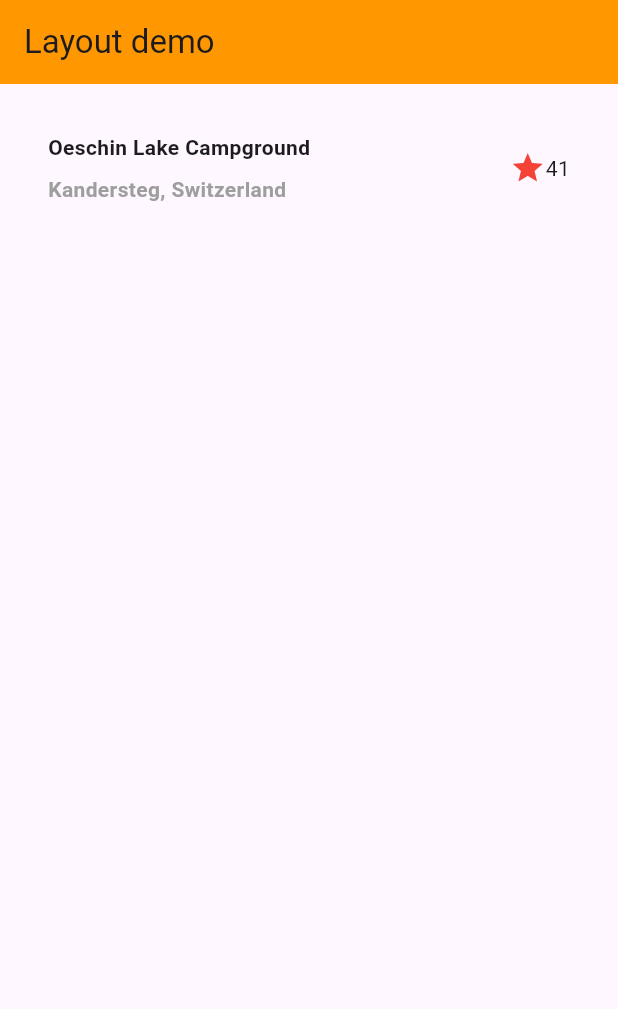
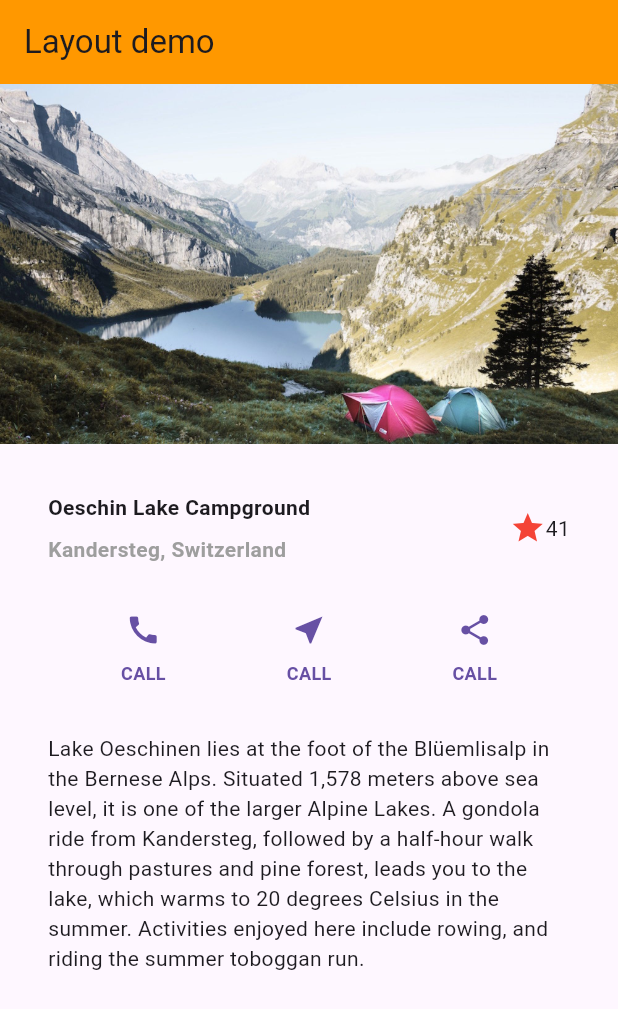
Before and after one commit to aSpring712/dart-flutter, a Flutter app: the screen it shows after launch, on a phone screen of 412 x 824 dp. Shown: the top 1009 px of the screen. Run offline on Flutter 3.47's test engine with Material 3 defaults, Android fonts, the phone set to English and light mode, and no system bars.

Commit message:
Flutter UI

```diff
--- a/flutter_class_03/lib/main.dart
+++ b/flutter_class_03/lib/main.dart
@@ -7,6 +7,23 @@ void main() {
 // 상태가 없는 위젯 정의
 class MyApp extends StatelessWidget {
   const MyApp({super.key});
+
+  // 반복되는 UI 함수 만들기 - 하단 버튼 섹션
+  // Column 위젯을 반환
+  Column _buildButtonColumn(Color color, IconData icon, String label) { // _ private, 매개변수로 색상, 아이콘, text 받아야 함
+    return Column(
+      children: [
+        Icon(icon, color: color,),
+        Container(
+          margin: const EdgeInsets.only(top: 8), // const - 메모리 낭비 방지. comiple 시점에. 한 번 새로 만들면 그대로 가져와서 씀
+          child: Text(
+            label,
+            style: TextStyle(fontSize: 12, fontWeight: FontWeight.bold, color: color),
+          ),
+        )
+      ], // list literal
+    );
+  }
 
   @override
   Widget build(BuildContext context) {
@@ -45,6 +62,33 @@ class MyApp extends StatelessWidget {
       ),
     );
 
+    // 지역변수. 앱 테마 객체가 들고 있는 primaryColor로 지정된 색상을 들고올 수 있다.
+    Color color = Theme.of(context).primaryColor; // 동적으로 가져옴
+
+    Widget buttonSection = Row(
+      mainAxisAlignment: MainAxisAlignment.spaceEvenly, // 주축 방향
+      children: [
+        _buildButtonColumn(color, Icons.call, "CALL"),
+        _buildButtonColumn(color, Icons.near_me, "CALL"),
+        _buildButtonColumn(color, Icons.share, "CALL"),
+      ],
+    );
+
+    // 지역변수
+    Widget textSection = Container(
+      padding: const EdgeInsets.all(32),
+      child: const Text(
+        'Lake Oeschinen lies at the foot of the Blüemlisalp in the Bernese '
+            'Alps. Situated 1,578 meters above sea level, it is one of the '
+            'larger Alpine Lakes. A gondola ride from Kandersteg, followed by a '
+            'half-hour walk through pastures and pine forest, leads you to the '
+            'lake, which warms to 20 degrees Celsius in the summer. Activities '
+            'enjoyed here include rowing, and riding the summer toboggan run.',
+        softWrap: true, // false를 주면 한줄로 쭉 나오고 생략됨
+        // softWrap - true : 텍스트는 그 경계를 넘지 않게 다음 줄로 자동으로 줄 바꿈 됩니다.
+        // softWrap - false : 기본값. 텍스트는 줄바꿈 되지 않고 그 경계를 넘어갈 수 있습니다.
+      ),
+    );
 
     return MaterialApp(
       debugShowCheckedModeBanner: false,
@@ -56,7 +100,15 @@ class MyApp extends StatelessWidget {
         ),
         body: Column(
           children: [
+            Image.asset(
+              "assets/images/lake.jpeg",
+              width: 620,
+              height: 240,
+              fit: BoxFit.cover,
+            ), // 이미지는 다시 compile 해야 함
             titleSection, // 그림 그리라고 적용
+            buttonSection,
+            textSection,
           ],
         ),
       ),
--- a/flutter_class_03/pubspec.yaml
+++ b/flutter_class_03/pubspec.yaml
@@ -59,8 +59,8 @@ flutter:
   uses-material-design: true
 
   # To add assets to your application, add an assets section, like this:
-  # assets:
-  #   - images/a_dot_burr.jpeg
+  assets:
+    - assets/images/
   #   - images/a_dot_ham.jpeg
 
   # An image asset can refer to one or more resolution-specific "variants", see
```
Also changed, not shown: flutter_class_03/assets/images/lake.jpeg (added).
